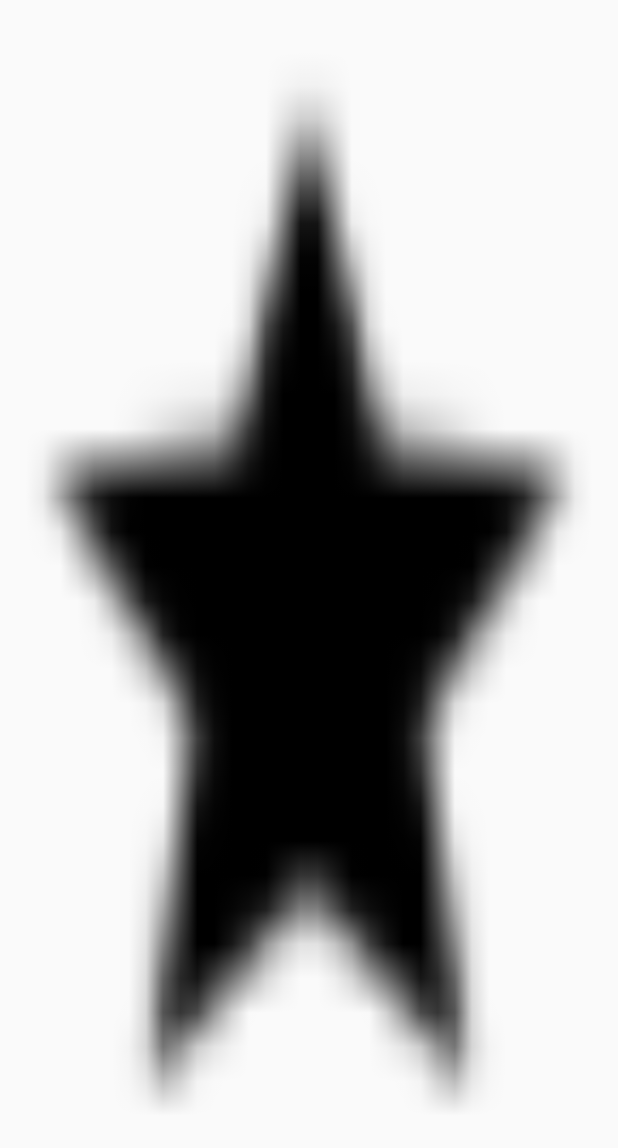
After one commit to mqqza/magic, an Android app: the layout item_gridview.xml on its own in the app's theme, with its tools: preview values and no code run, on a phone screen of 412 x 824 dp. The commit adds this screen. Shown: the top 1148 px of the screen. Run offline under Robolectric (Android 15) with nearby library versions, the phone set to English and light mode, and no system bars.

Commit message:
fixed shadow of toolbar, added gridview

```diff
--- /dev/null
+++ b/app/src/main/res/layout/item_gridview.xml
@@ -0,0 +1,12 @@
+<?xml version="1.0" encoding="utf-8"?>
+<LinearLayout xmlns:android="http://schemas.android.com/apk/res/android"
+    android:layout_width="match_parent"
+    android:layout_height="match_parent">
+
+    <ImageView
+        android:id="@+id/imageView1"
+        android:layout_width="match_parent"
+        android:layout_height="match_parent"
+        android:src="@drawable/ic_star"
+        android:scaleType="fitXY"/>
+</LinearLayout>
--- a/app/src/main/res/values-v21/styles.xml
+++ b/app/src/main/res/values-v21/styles.xml
@@ -1,7 +1,7 @@
 <resources>
 
     <!-- Base application theme. -->
-    <style name="AppTheme" parent="Theme.AppCompat.Light.DarkActionBar">
+    <style name="AppTheme" parent="Theme.AppCompat.Light.NoActionBar">
         <!-- <item name="colorPrimary">#9fe84926</item>
          <item name="colorPrimaryDark">#9fd44223</item>-->
         <item name="colorPrimary">@color/colorPrimary</item>
```
Also changed, not shown: app/src/main/java/com/soulreaverq/magic/GridViewAdapter.java (+31 -35 lines), app/src/main/res/layout/activity_main.xml (+16 -11 lines), app/src/main/res/layout/fragment_one.xml (+11 -9 lines), app/src/main/res/drawable/untitled.png (added).
